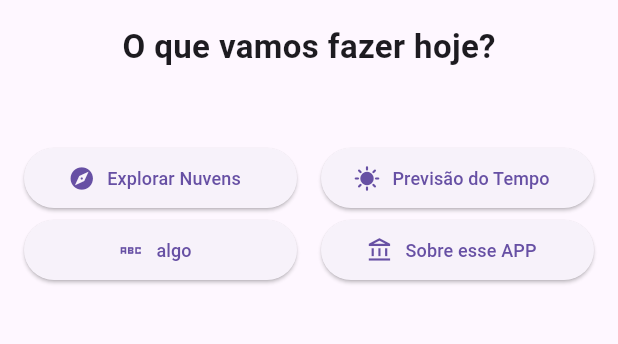
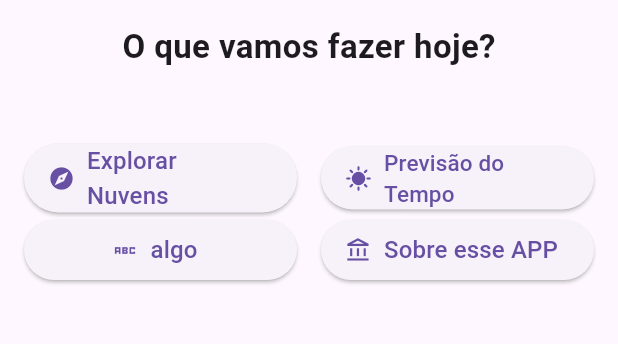
Before and after one commit to wanderalvess/explorando-nuvens-app, a Flutter app: the screen it shows after launch, on a phone screen of 412 x 824 dp, the part 179-523 px from its top. Run offline on Flutter 3.47's test engine with Material 3 defaults, Android fonts, the phone set to English and light mode, and no system bars; our stand-ins replace carousel_slider, shared_preferences.

Commit message:
Melhoria no tamanho da letra

```diff
--- a/lib/pages/home_page.dart
+++ b/lib/pages/home_page.dart
@@ -53,7 +53,7 @@ class HomePage extends StatelessWidget {
                       );
                     },
                     icon: Icon(Icons.explore),
-                    label: const Text('Explorar Nuvens', style: TextStyle(fontSize: 12),),
+                    label: const Text('Explorar Nuvens', style: TextStyle(fontSize: 16),),
 
                   ),
                 ),
@@ -69,7 +69,7 @@ class HomePage extends StatelessWidget {
                       );
                     },
                     icon: Icon(Icons.sunny),
-                    label: const Text('Previsão do Tempo', style: TextStyle(fontSize: 12),),
+                    label: const Text('Previsão do Tempo', style: TextStyle(fontSize: 15),),
                   ),
                 ),
               ],
@@ -88,7 +88,7 @@ class HomePage extends StatelessWidget {
                       );
                     },
                     icon: Icon(Icons.abc_sharp),
-                    label: const Text('algo', style: TextStyle(fontSize: 12),),
+                    label: const Text('algo', style: TextStyle(fontSize: 16),),
                   ),
                 ),
                 SizedBox(width: 16),
@@ -103,7 +103,7 @@ class HomePage extends StatelessWidget {
                       );
                     },
                     icon: Icon(Icons.account_balance_outlined),
-                    label: const Text('Sobre esse APP', style: TextStyle(fontSize: 12)),
+                    label: const Text('Sobre esse APP', style: TextStyle(fontSize: 16)),
                   ),
                 ),
               ],
```
